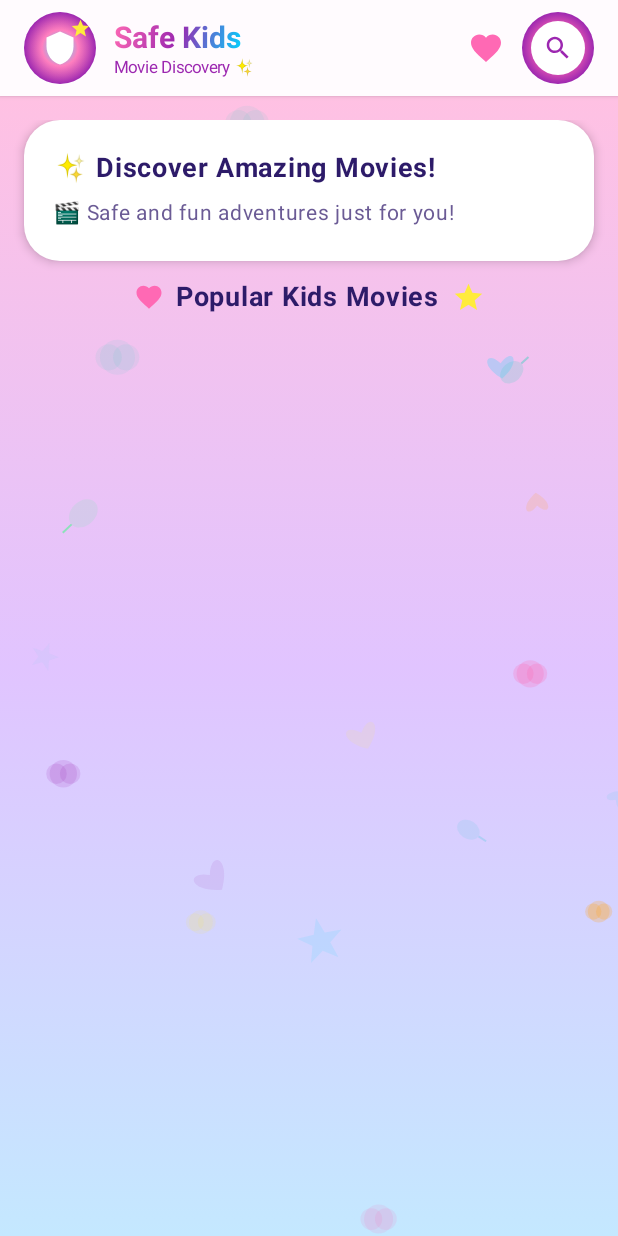
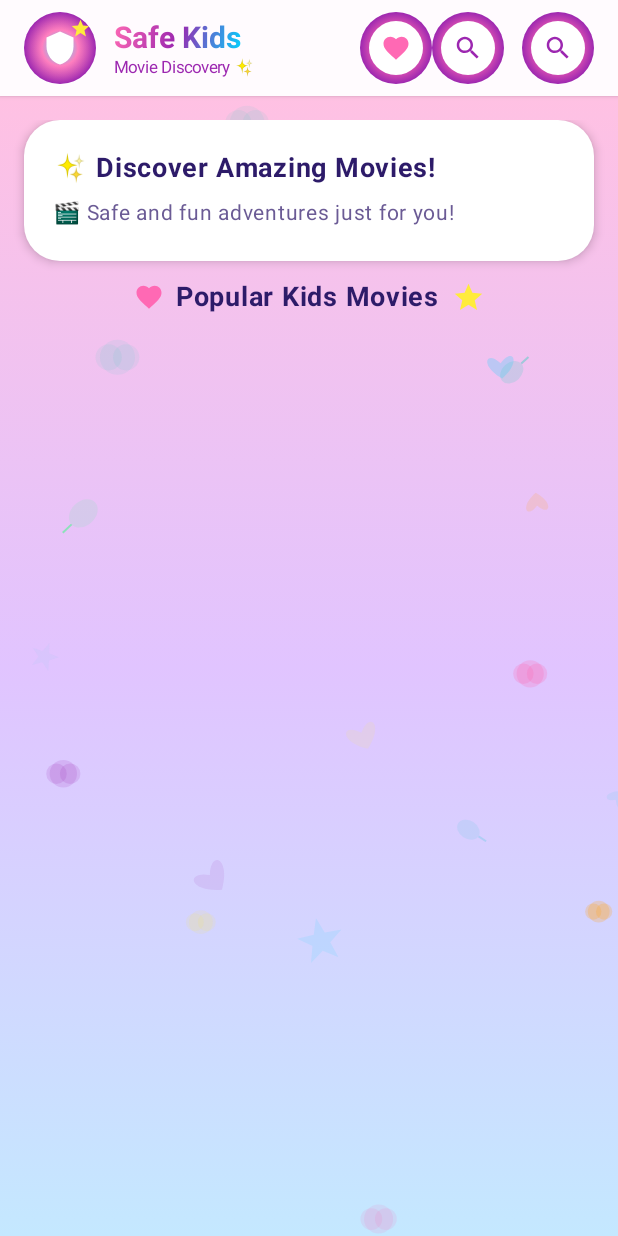
Before and after one commit to slsbyl/SafeKids, an Android app built with Jetpack Compose: the screen it shows after launch (MainActivity), on a phone screen of 412 x 824 dp. Run offline under Robolectric (Android 15) with nearby library versions, the phone set to English and light mode, and no system bars; our stand-ins replace Room's generated code; network calls fail; pictures from the network do not load.

Commit message:
modified favorite button

```diff
--- a/app/src/main/java/com/example/kidsmovieapp/screens/HomeScreen.kt
+++ b/app/src/main/java/com/example/kidsmovieapp/screens/HomeScreen.kt
@@ -444,6 +444,70 @@ private fun SearchButton(
         }
     }
 }
+@Composable
+fun FavoriteButton(
+    onClick: () -> Unit = {},
+    modifier: Modifier = Modifier
+) {
+    var isPressed by remember { mutableStateOf(false) }
+
+    val scale by animateFloatAsState(
+        targetValue = if (isPressed) 0.9f else 1f,
+        animationSpec = spring(
+            dampingRatio = Spring.DampingRatioMediumBouncy,
+            stiffness = Spring.StiffnessLow
+        ),
+        label = "favorite_button_scale"
+    )
+
+    Box(
+        modifier = modifier
+            .size(48.dp)
+            .scale(scale)
+            .clip(CircleShape)
+            .background(
+                brush = Brush.radialGradient(
+                    colors = listOf(
+                        SafeKidsColors.CandyTurquoise,
+                        SafeKidsColors.CandyPink,
+                        SafeKidsColors.CandyPurple
+                    )
+                )
+            )
+            .clickable(
+                interactionSource = remember { MutableInteractionSource() },
+                indication = null,
+                onClick = {
+                    isPressed = true
+                    onClick()
+                }
+            ),
+        contentAlignment = Alignment.Center
+    ) {
+        Box(
+            modifier = Modifier
+                .size(36.dp)
+                .clip(CircleShape)
+                .background(Color.White),
+            contentAlignment = Alignment.Center
+        ) {
+            Icon(
+                imageVector = Icons.Default.Favorite,
+                contentDescription = "Favorites",
+                tint = SafeKidsColors.CandyPink,
+                modifier = Modifier.size(20.dp)
+            )
+        }
+    }
+
+    LaunchedEffect(isPressed) {
+        if (isPressed) {
+            delay(150)
+            isPressed = false
+        }
+    }
+}
+
 
 @OptIn(ExperimentalMaterial3Api::class, ExperimentalFoundationApi::class)
 @Composable
@@ -466,15 +530,12 @@ fun SafeKidsHomeScreen(
                 colors = TopAppBarDefaults.topAppBarColors(
                 containerColor = SafeKidsColors.HeaderBackground
             ), title = { SafeKidsLogo(size = 48.dp) }, actions = {
-                IconButton(onClick = { onFavoritesClick() }) {
-                    Icon(
-                        imageVector = Icons.Default.Favorite,
-                        contentDescription = "Favorites",
-                        tint = SafeKidsColors.CandyPink
-                    )
-                }
+                    FavoriteButton(onClick = onFavoritesClick)
 
-                Box(modifier = Modifier.padding(end = 12.dp)) {
+                    Box(modifier = Modifier.padding(end = 12.dp)) {
+                        SearchButton(onClick = onSearchClick)
+                    }
+                    Box(modifier = Modifier.padding(end = 12.dp)) {
                     SearchButton(onClick = onSearchClick)
                 }
             }, modifier = Modifier.shadow(elevation = 2.dp)
```
